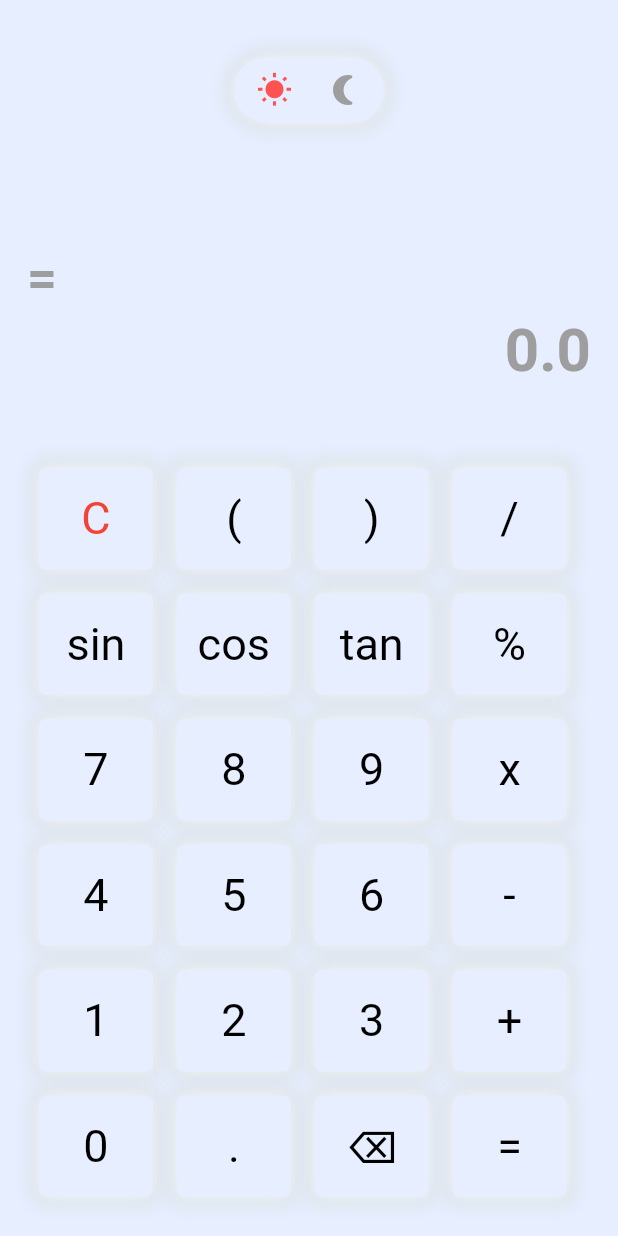
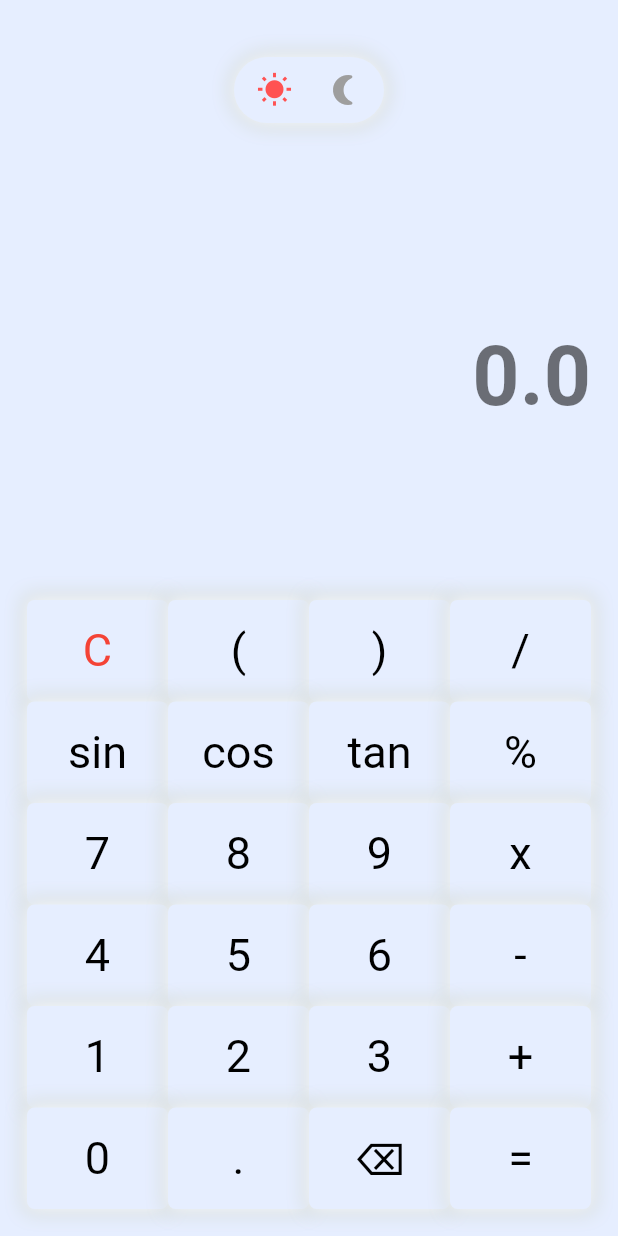
Before and after one commit to ahmedhany1284/Calculator_App, a Flutter app: the screen it shows after launch, on a phone screen of 412 x 824 dp. Run offline on Flutter 3.47's test engine with Material 2 defaults, Android fonts, the phone set to English and light mode, and no system bars; our stand-ins replace fluttertoast, math_expressions.

Commit message:
finishing the app updating the ui and making it responsive

```diff
--- a/lib/main.dart
+++ b/lib/main.dart
@@ -56,15 +56,8 @@ class _CalculatorNeuAppState extends State<CalculatorNeuApp> {
                   ),
                   SizedBox(height: 80),
                   Row(
-                    mainAxisAlignment: MainAxisAlignment.spaceBetween,
+                    mainAxisAlignment: MainAxisAlignment.end,
                     children: [
-                      Text(
-                        '=',
-                        style: TextStyle(
-                            fontSize: 35,
-                            fontWeight: FontWeight.bold,
-                            color: darkMode ? Colors.green : Colors.grey),
-                      ),
                       TextButton(
                         onPressed: () {
                           _calculate();
@@ -72,8 +65,8 @@ class _CalculatorNeuAppState extends State<CalculatorNeuApp> {
                         child: Text(
                           operation,
                           style: TextStyle(
-                              fontSize: 20,
-                              color: darkMode ? Colors.green : Colors.grey),
+                              fontSize: 35,
+                              color: darkMode ? Colors.green : Colors.redAccent),
                         ),
                       ),
                     ],
@@ -83,9 +76,9 @@ class _CalculatorNeuAppState extends State<CalculatorNeuApp> {
                     child: Text(
                        result.toString() ,
                       style: TextStyle(
-                          fontSize:  40,
+                          fontSize:  55,
                           fontWeight: FontWeight.bold,
-                          color: darkMode ? Colors.white : Colors.grey),
+                          color: darkMode ? Colors.white : Colors.black54),
                     ),
                   ),
 
@@ -167,8 +160,7 @@ class _CalculatorNeuAppState extends State<CalculatorNeuApp> {
     Color? textColor,
     required VoidCallback onPressed, double? minWidth,
   }) {
-    return Padding(
-      padding: const EdgeInsets.all(8),
+    return Expanded(
       child: DesignedContainer(
         darkMode: darkMode,
         borderRadius: BorderRadius.circular(5),
```
